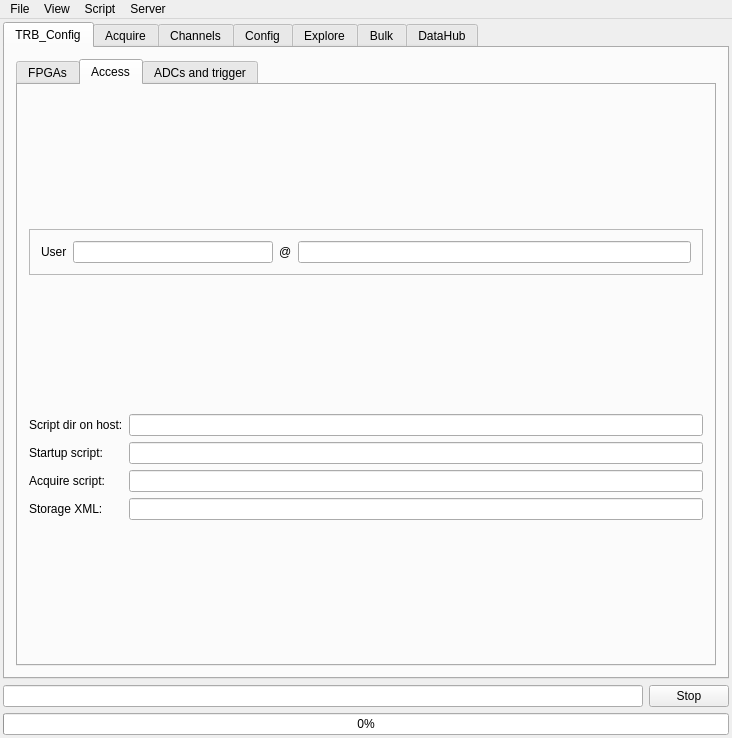
Before: the Qt Designer form GUI/mainwindow.ui in andrmor/TRB3reader, drawn with Qt 5.
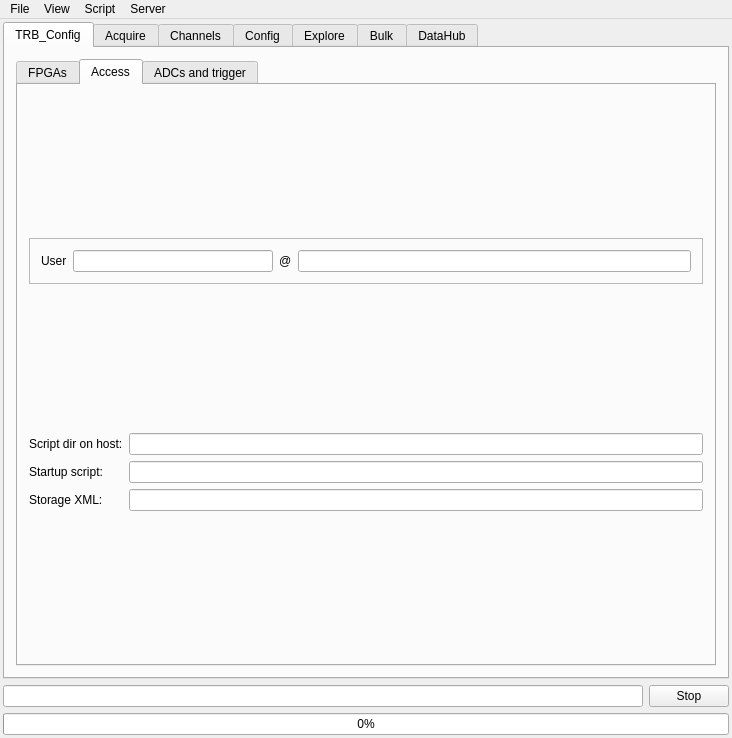
After: the same form once the commit is applied. The open tabs and pages were chosen to show the change.

```diff
--- a/GUI/mainwindow.ui
+++ b/GUI/mainwindow.ui
@@ -267,13 +267,6 @@
                   </property>
                  </widget>
                 </item>
-                <item>
-                 <widget class="QLabel" name="label_55">
-                  <property name="text">
-                   <string>Acquire script:</string>
-                  </property>
-                 </widget>
-                </item>
                 <item>
                  <widget class="QLabel" name="label_58">
                   <property name="text">
@@ -295,13 +288,6 @@
                   </property>
                  </widget>
                 </item>
-                <item>
-                 <widget class="QLineEdit" name="leAcquireScriptOnHost">
-                  <property name="text">
-                   <string/>
-                  </property>
-                 </widget>
-                </item>
                 <item>
                  <widget class="QLineEdit" name="leStorageXmlOnHost">
                   <property name="text">
```
Left out of the diff: 4 changed lines with no effect on the pictures.
